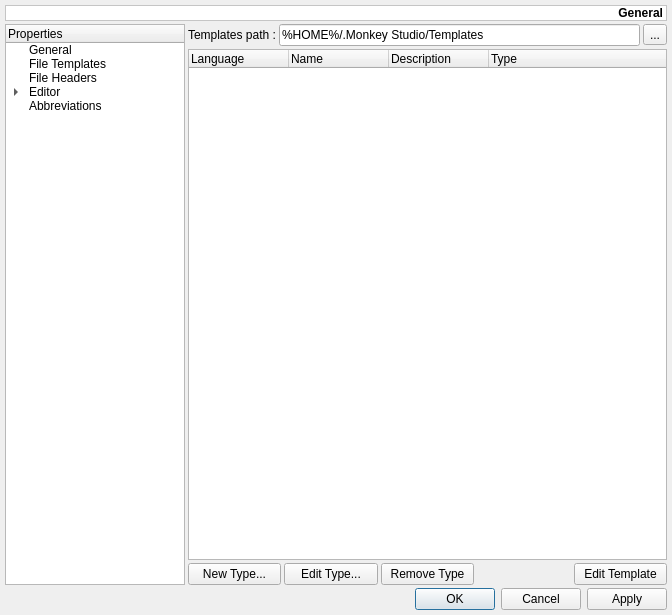
Above: v2/trunk/monkey/src/maininterface/ui/UISettings.ui from testmana2/mks before the change. Below: the same form after it.
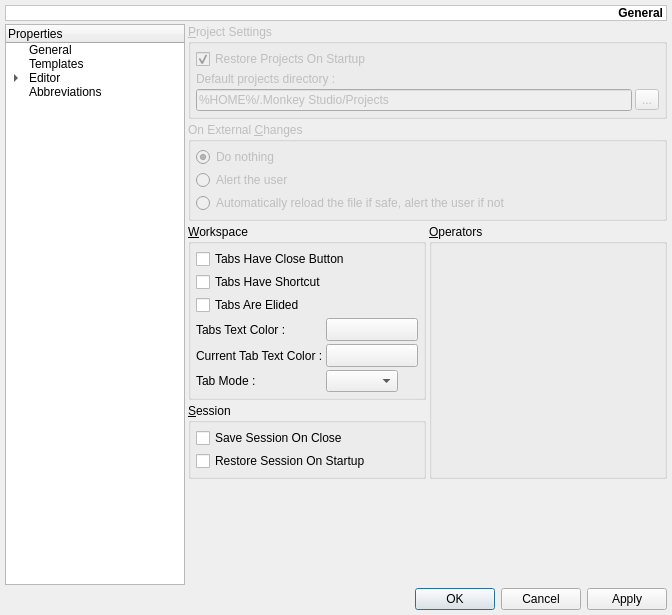
That is the form after the change. The open tabs and pages were chosen to show the change. Icons and pictures are not drawn. Custom widgets are drawn as their Qt base class.

Commit message: update code according to new api ( using pPathListEditor and pStringListEditor )

The edit to the form file:
```diff
--- a/v2/trunk/monkey/src/maininterface/ui/UISettings.ui
+++ b/v2/trunk/monkey/src/maininterface/ui/UISettings.ui
@@ -146,12 +146,7 @@
      </item>
      <item>
       <property name="text" >
-       <string>File Templates</string>
-      </property>
-     </item>
-     <item>
-      <property name="text" >
-       <string>File Headers</string>
+       <string>Templates</string>
       </property>
      </item>
      <item>
@@ -479,99 +474,6 @@
          <property name="title" >
           <string>&amp;Operators</string>
          </property>
-         <layout class="QGridLayout" >
-          <property name="leftMargin" >
-           <number>5</number>
-          </property>
-          <property name="topMargin" >
-           <number>5</number>
-          </property>
-          <property name="rightMargin" >
-           <number>5</number>
-          </property>
-          <property name="bottomMargin" >
-           <number>5</number>
-          </property>
-          <property name="horizontalSpacing" >
-           <number>3</number>
-          </property>
-          <property name="verticalSpacing" >
-           <number>3</number>
-          </property>
-          <item row="0" column="5" >
-           <spacer>
-            <property name="orientation" >
-             <enum>Qt::Horizontal</enum>
-            </property>
-            <property name="sizeHint" >
-             <size>
-              <width>331</width>
-              <height>20</height>
-             </size>
-            </property>
-           </spacer>
-          </item>
-          <item row="0" column="3" >
-           <widget class="QToolButton" name="tbUpOperator" >
-            <property name="text" >
-             <string>Up</string>
-            </property>
-            <property name="icon" >
-             <iconset resource="../../resources/resources.qrc" >:/tools/icons/tools/up.png</iconset>
-            </property>
-           </widget>
-          </item>
-          <item row="0" column="4" >
-           <widget class="QToolButton" name="tbDownOperator" >
-            <property name="text" >
-             <string>Down</string>
-            </property>
-            <property name="icon" >
-             <iconset resource="../../resources/resources.qrc" >:/tools/icons/tools/down.png</iconset>
-            </property>
-           </widget>
-          </item>
-          <item row="0" column="1" >
-           <widget class="QToolButton" name="tbRemoveOperator" >
-            <property name="text" >
-             <string>Remove</string>
-            </property>
-            <property name="icon" >
-             <iconset resource="../../resources/resources.qrc" >:/tools/icons/tools/remove.png</iconset>
-            </property>
-           </widget>
-          </item>
-          <item row="0" column="0" >
-           <widget class="QToolButton" name="tbAddOperator" >
-            <property name="text" >
-             <string>Add</string>
-            </property>
-            <property name="icon" >
-             <iconset resource="../../resources/resources.qrc" >:/tools/icons/tools/add.png</iconset>
-            </property>
-           </widget>
-          </item>
-          <item row="0" column="2" >
-           <widget class="QToolButton" name="tbClearOperators" >
-            <property name="text" >
-             <string>Clear</string>
-            </property>
-            <property name="icon" >
-             <iconset resource="../../resources/resources.qrc" >:/tools/icons/tools/update.png</iconset>
-            </property>
-           </widget>
-          </item>
-          <item row="1" column="0" colspan="6" >
-           <widget class="QListWidget" name="lwOperators" >
-            <property name="sizePolicy" >
-             <sizepolicy vsizetype="Expanding" hsizetype="Ignored" >
-              <horstretch>0</horstretch>
-              <verstretch>0</verstretch>
-             </sizepolicy>
-            </property>
-           </widget>
-          </item>
-         </layout>
         </widget>
        </item>
        <item row="3" column="0" >
@@ -636,151 +538,6 @@
        </item>
       </layout>
      </widget>
-     <widget class="QWidget" name="pFileTemplates" >
-      <layout class="QGridLayout" >
-       <property name="leftMargin" >
-        <number>0</number>
-       </property>
-       <property name="topMargin" >
-        <number>0</number>
-       </property>
-       <property name="rightMargin" >
-        <number>0</number>
-       </property>
-       <property name="bottomMargin" >
-        <number>0</number>
-       </property>
-       <property name="horizontalSpacing" >
-        <number>3</number>
-       </property>
-       <property name="verticalSpacing" >
-        <number>3</number>
-       </property>
-       <item row="0" column="0" colspan="5" >
-        <layout class="QHBoxLayout" >
-         <property name="spacing" >
-          <number>3</number>
-         </property>
-         <property name="leftMargin" >
-          <number>0</number>
-         </property>
-         <property name="topMargin" >
-          <number>0</number>
-         </property>
-         <property name="rightMargin" >
-          <number>0</number>
-         </property>
-         <property name="bottomMargin" >
-          <number>0</number>
-         </property>
-         <item>
-          <widget class="QLabel" name="lTemplatesPath" >
-           <property name="text" >
-            <string>Templates path :</string>
-           </property>
-          </widget>
-         </item>
-         <item>
-          <widget class="QLineEdit" name="leTemplatesPath" >
-           <property name="text" >
-            <string>%HOME%/.Monkey Studio/Templates</string>
-           </property>
-          </widget>
-         </item>
-         <item>
-          <widget class="QToolButton" name="tbTemplatesPath" >
-           <property name="text" >
-            <string>...</string>
-           </property>
-          </widget>
-         </item>
-        </layout>
-       </item>
-       <item row="1" column="0" colspan="5" >
-        <widget class="QTreeWidget" name="twTemplatesType" >
-         <property name="editTriggers" >
-          <set>QAbstractItemView::NoEditTriggers</set>
-         </property>
-         <property name="alternatingRowColors" >
-          <bool>true</bool>
-         </property>
-         <property name="rootIsDecorated" >
-          <bool>false</bool>
-         </property>
-         <property name="itemsExpandable" >
-          <bool>false</bool>
-         </property>
-         <property name="allColumnsShowFocus" >
-          <bool>true</bool>
-         </property>
-         <column>
-          <property name="text" >
-           <string>Language</string>
-          </property>
-         </column>
-         <column>
-          <property name="text" >
-           <string>Name</string>
-          </property>
-         </column>
-         <column>
-          <property name="text" >
-           <string>Description</string>
-          </property>
-         </column>
-         <column>
-          <property name="text" >
-           <string>Type</string>
-          </property>
-         </column>
-        </widget>
-       </item>
-       <item row="2" column="0" >
-        <widget class="QPushButton" name="pbAddTemplateType" >
-         <property name="text" >
-          <string>New Type...</string>
-         </property>
-        </widget>
-       </item>
-       <item row="2" column="1" >
-        <widget class="QPushButton" name="pbEditTemplateType" >
-         <property name="text" >
-          <string>Edit Type...</string>
-         </property>
-        </widget>
-       </item>
-       <item row="2" column="2" >
-        <widget class="QPushButton" name="pbRemoveTemplateType" >
-         <property name="text" >
-          <string>Remove Type</string>
-         </property>
-        </widget>
-       </item>
-       <item row="2" column="3" >
-        <spacer>
-         <property name="orientation" >
-          <enum>Qt::Horizontal</enum>
-         </property>
-         <property name="sizeType" >
-          <enum>QSizePolicy::Fixed</enum>
-         </property>
-         <property name="sizeHint" >
-          <size>
-           <width>30</width>
-           <height>16</height>
-          </size>
-         </property>
-        </spacer>
-       </item>
-       <item row="2" column="4" >
-        <widget class="QPushButton" name="pbEditTemplate" >
-         <property name="text" >
-          <string>Edit Template</string>
-         </property>
-        </widget>
-       </item>
-      </layout>
-     </widget>
      <widget class="QWidget" name="pFileHeaders" >
       <layout class="QVBoxLayout" >
        <property name="spacing" >
@@ -3812,6 +3569,20 @@
    </item>
   </layout>
  </widget>
+ <customwidgets>
+  <customwidget>
+   <class>pPathListEditor</class>
+   <extends>QGroupBox</extends>
+   <header>pPathListEditor.h</header>
+   <container>1</container>
+  </customwidget>
+  <customwidget>
+   <class>pStringListEditor</class>
+   <extends>QGroupBox</extends>
+   <header>pStringListEditor.h</header>
+   <container>1</container>
+  </customwidget>
+ </customwidgets>
  <tabstops>
   <tabstop>dbbButtons</tabstop>
  </tabstops>
```
Left out of the diff: 15 changed lines with no effect on the pictures. The commit also changes 2 other files.
